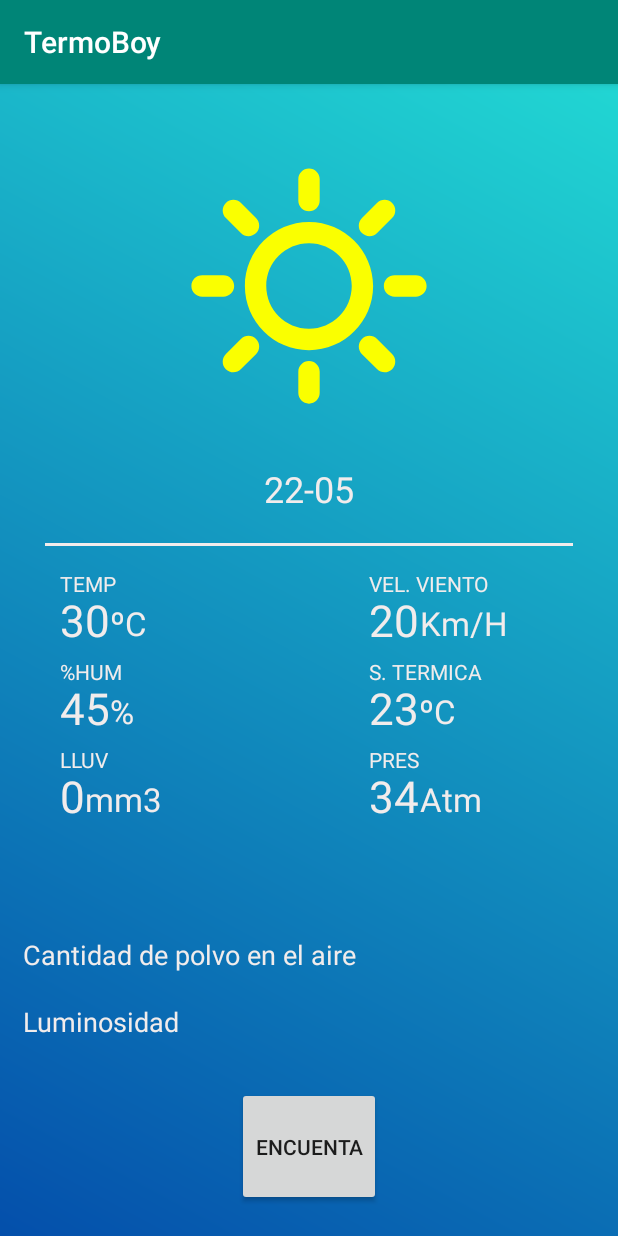
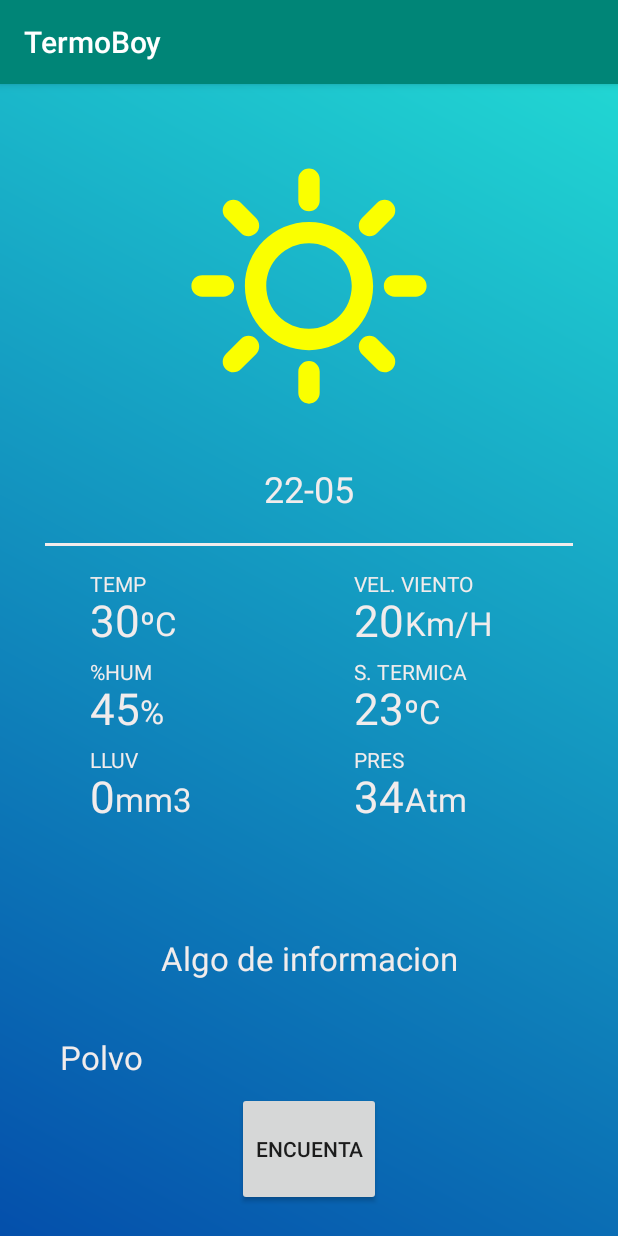
Before and after one commit to lscardino/TermoBoy, an Android app: the screen it shows after launch (MainActivity), on a phone screen of 412 x 824 dp. Run offline under Robolectric (Android 15) with nearby library versions, the phone set to English and light mode, and no system bars; our stand-ins replace Firebase (no records; nobody signed in at launch, a user with empty details on screens opened directly).

Commit message:
Classe Calculos y modificaciones varias del layout

```diff
--- a/app/src/main/java/com/example/termoboy/MainActivity.java
+++ b/app/src/main/java/com/example/termoboy/MainActivity.java
@@ -46,6 +46,8 @@ public class MainActivity extends AppCompatActivity {
     TextView txtPresion;
     TextView txtDia;
     TextView txtConsejo;
+    TextView txtInforGeneral;
+    TextView txtNivelPolvo;
 
     ImageView imgTiempo;
     ImageView imgTiempoNuevo;
@@ -99,6 +101,8 @@ public class MainActivity extends AppCompatActivity {
         //txtLluvia = findViewById(R.id.txtLluvia);
         txtDia = findViewById(R.id.txtDia);
         txtConsejo = findViewById(R.id.txtConsejo);
+        txtInforGeneral = findViewById(R.id.txtInformacionGeneral);
+        txtNivelPolvo = findViewById(R.id.txtPolvo);
         imgTiempo = findViewById(R.id.imgTiempoViejo);
         imgTiempoNuevo = findViewById(R.id.imgTiempoNuevo);
 
@@ -240,6 +244,8 @@ public class MainActivity extends AppCompatActivity {
 
     }
 
+    //Hace los calculas para saber que decirle al user, quizas sería menester poner esto en otra
+    //clase
     public String estadoActual() {
         float presionF = Float.parseFloat(presion);
         float velVientoF = Float.parseFloat(velViento);
--- a/app/src/main/res/layout/activity_main.xml
+++ b/app/src/main/res/layout/activity_main.xml
@@ -99,6 +99,7 @@
                     android:layout_width="match_parent"
                     android:layout_height="match_parent"
                     android:gravity="center"
+                    android:layout_marginHorizontal="20dp"
                     android:text="Consejo"
                     android:textAlignment="center"
                     android:textColor="#F1ECEC"
@@ -125,6 +126,7 @@
                         android:layout_width="match_parent"
                         android:layout_height="match_parent"
                         android:layout_weight="1"
+                        android:layout_marginLeft="30dp"
                         android:orientation="vertical">
 
                         <android.support.v7.widget.RecyclerView
@@ -132,6 +134,8 @@
                             android:layout_width="match_parent"
                             android:layout_height="match_parent"
                             android:padding="10dp"
+                            android:layout_marginLeft="20dp"
+
                             android:scrollbars="vertical" />
                         <!--
                                     <TextView
@@ -181,6 +185,7 @@
                             android:layout_width="match_parent"
                             android:layout_height="match_parent"
                             android:padding="10dp"
+                            android:layout_marginLeft="20dp"
                             android:scrollbars="vertical" />
                         <!--
                                     <TextView
@@ -228,26 +233,27 @@
                     android:orientation="vertical">
 
                     <TextView
+                        android:id="@+id/txtInformacionGeneral"
+                        android:layout_width="match_parent"
+                        android:layout_height="wrap_content"
+                        android:layout_marginHorizontal="40dp"
+                        android:layout_marginTop="20dp"
+                        android:layout_weight="3"
+                        android:text="Algo de informacion"
+                        android:textAlignment="center"
+                        android:textColor="#F1ECEC"
+                        android:textSize="22sp" />
+
+                    <TextView
                         android:id="@+id/txtPolvo"
                         android:layout_width="match_parent"
                         android:layout_height="wrap_content"
-                        android:layout_marginLeft="15dp"
-                        android:layout_marginTop="20dp"
+                        android:layout_marginHorizontal="40dp"
+                        android:layout_marginTop="10dp"
                         android:layout_weight="1"
-                        android:text="Cantidad de polvo en el aire"
+                        android:text="Polvo"
                         android:textColor="#F1ECEC"
-                        android:textSize="18sp" />
-
-                    <TextView
-                        android:id="@+id/Luminosidad"
-                        android:layout_width="match_parent"
-                        android:layout_height="wrap_content"
-                        android:layout_marginLeft="15dp"
-                        android:layout_marginTop="10dp"
-                        android:layout_weight="3"
-                        android:text="Luminosidad"
-                        android:textColor="#F1ECEC"
-                        android:textSize="18sp" />
+                        android:textSize="22sp" />
 
                     <Button
                         android:layout_width="wrap_content"
--- a/app/src/main/res/layout/datos_item.xml
+++ b/app/src/main/res/layout/datos_item.xml
@@ -9,7 +9,6 @@
     <RelativeLayout
         android:layout_width="match_parent"
         android:layout_height="match_parent"
-        android:layout_marginLeft="30dp"
         android:layout_marginTop="5dp">
 
         <TextView
```
Also changed, not shown: app/src/main/java/com/example/termoboy/Calculos.java (added, +91 -0 lines).
